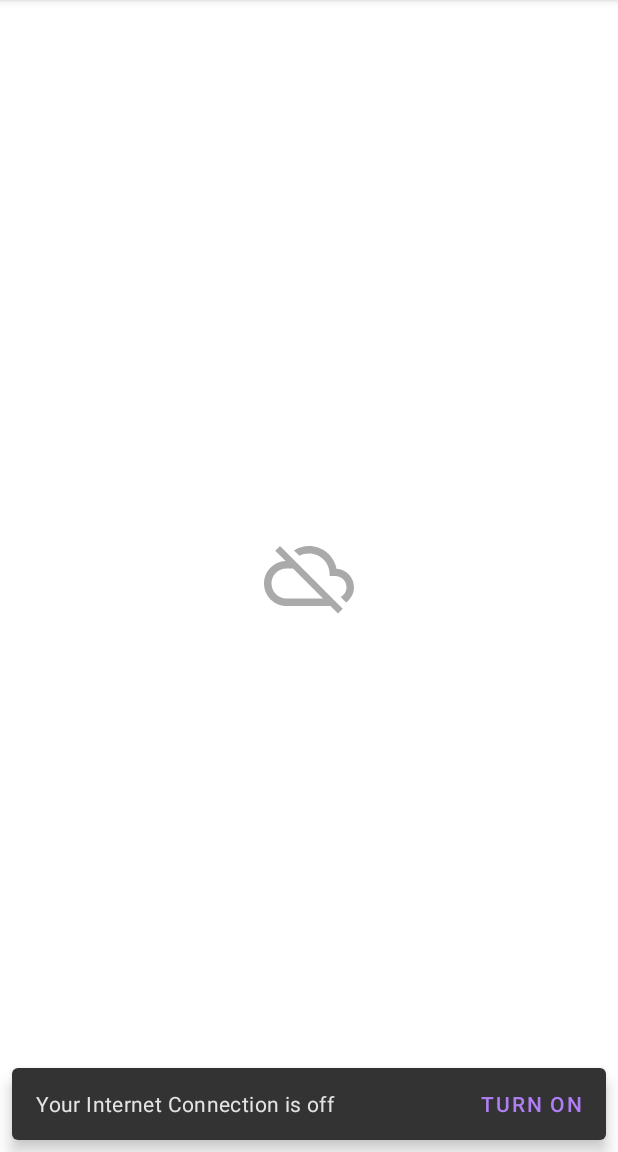
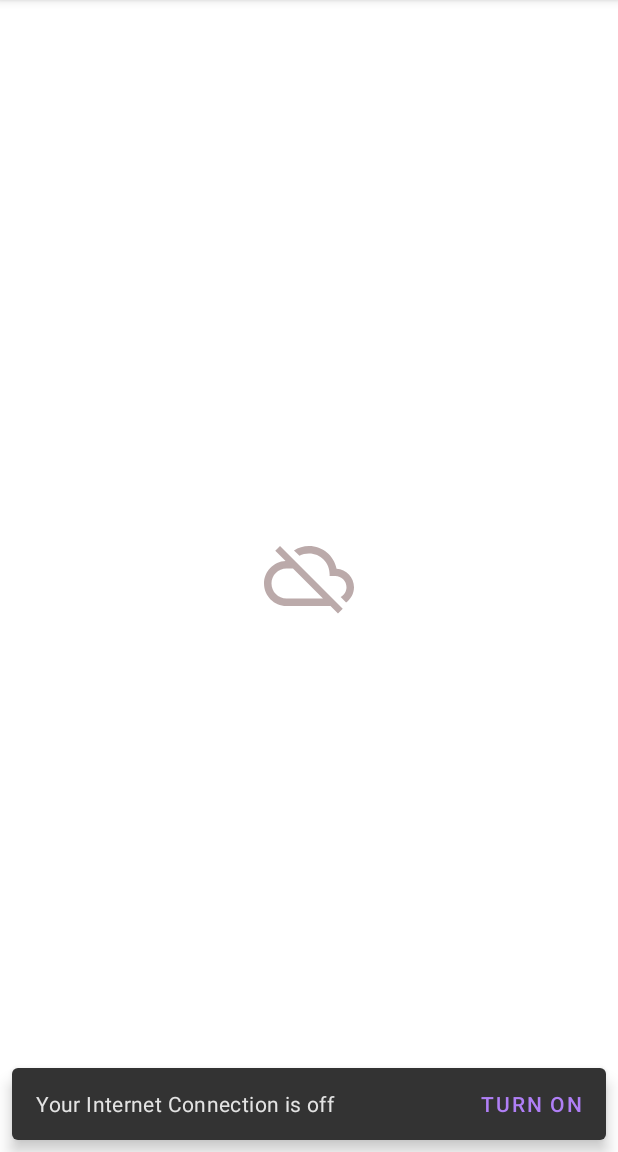
Before and after one commit to kabirnayeem99/Friends, an Android app: the first screen one second after launch (LandingActivity), on a phone screen of 412 x 824 dp, the part 84-1236 px from its top. Run offline under Robolectric (Android 15) with nearby library versions, the light colour scheme and no system bars; our stand-ins replace Dagger/Hilt's generated code.

Commit message:
🗜️ refactor: minor improvements

```diff
--- a/app/src/main/AndroidManifest.xml
+++ b/app/src/main/AndroidManifest.xml
@@ -15,7 +15,8 @@
         android:roundIcon="@mipmap/ic_launcher_round"
         android:supportsRtl="true"
         android:theme="@style/Theme.Friends"
-        tools:remove="android:appComponentFactory">
+        tools:remove="android:appComponentFactory"
+        android:fullBackupContent="@xml/backup_descriptor">
         <activity
             android:name=".ui.UserDetailsActivity"
             android:exported="true"
--- a/app/src/main/java/io/github/kabirnayeem99/friends/data/repo/RandomUserRepository.kt
+++ b/app/src/main/java/io/github/kabirnayeem99/friends/data/repo/RandomUserRepository.kt
@@ -13,7 +13,7 @@ import retrofit2.Callback
 import retrofit2.Response
 import javax.inject.Inject
 
-class RandomUserRepository @Inject constructor(var apiService: ApiService) {
+class RandomUserRepository @Inject constructor(private var apiService: ApiService) {
 
 
     /**
--- a/app/src/main/java/io/github/kabirnayeem99/friends/data/services/ApiService.kt
+++ b/app/src/main/java/io/github/kabirnayeem99/friends/data/services/ApiService.kt
@@ -1,7 +1,6 @@
 package io.github.kabirnayeem99.friends.data.services
 
 import io.github.kabirnayeem99.friends.data.viewobject.ApiResponse
-import io.github.kabirnayeem99.friends.utils.constants.Constants
 import retrofit2.Call
 import retrofit2.http.GET
 import retrofit2.http.Query
--- a/app/src/main/java/io/github/kabirnayeem99/friends/ui/LandingActivity.kt
+++ b/app/src/main/java/io/github/kabirnayeem99/friends/ui/LandingActivity.kt
@@ -42,7 +42,7 @@ class LandingActivity : AppCompatActivity() {
         super.onCreate(savedInstanceState)
         setContentView(R.layout.activity_landing)
         initViews() // initialises the views by their id
-        observeViewModel() // sets up user list data observer from viewmodel
+        observeViewModel() // sets up user list data observer from view model
         setUpRecyclerView() // sets up the recycler view
     }
 
@@ -86,8 +86,8 @@ class LandingActivity : AppCompatActivity() {
                             Log.e(tag, "setUpObserver: ${resource.message}")
                         }
 
-                        // show snackbar based on the error type
-                        showErrorSnackbar()
+                        // show snack bar based on the error type
+                        showErrorSnackBar()
                     }
 
                     is Resource.Success -> {
@@ -115,7 +115,7 @@ class LandingActivity : AppCompatActivity() {
     // shows snack bar based on error type
     // if the error is due to the internet connection is off
     // then it would show to turn on the internet
-    private fun showErrorSnackbar() {
+    private fun showErrorSnackBar() {
 
         val snackBar = Snackbar.make(parentLayout, "Something went wrong", Snackbar.LENGTH_SHORT)
 
--- a/app/src/main/java/io/github/kabirnayeem99/friends/utils/Resource.kt
+++ b/app/src/main/java/io/github/kabirnayeem99/friends/utils/Resource.kt
@@ -14,7 +14,6 @@ package io.github.kabirnayeem99.friends.utils
  *
  * [Loading], which takes no param
  *
- * [NoInternet], which also takes no param
  */
 sealed class Resource<T>(
     val data: T? = null,
--- a/app/src/main/java/io/github/kabirnayeem99/friends/utils/adapters/UserAdapter.kt
+++ b/app/src/main/java/io/github/kabirnayeem99/friends/utils/adapters/UserAdapter.kt
@@ -33,7 +33,7 @@ import javax.inject.Inject
 class UserAdapter @Inject constructor() : RecyclerView.Adapter<UserAdapter.UserViewHolder>() {
 
 
-    inner class UserViewHolder(var view: View) : RecyclerView.ViewHolder(view) {
+    inner class UserViewHolder(private var view: View) : RecyclerView.ViewHolder(view) {
         private val context: Context = view.context
 
         private var tvFullName: TextView = view.findViewById(R.id.tvFullName)
@@ -64,7 +64,7 @@ class UserAdapter @Inject constructor() : RecyclerView.Adapter<UserAdapter.UserV
     }
 
     override fun onCreateViewHolder(parent: ViewGroup, viewType: Int): UserViewHolder {
-        val context = parent.context;
+        val context = parent.context
         val inflater = LayoutInflater.from(context)
 
         val userCard = inflater.inflate(R.layout.list_item_user, parent, false)
@@ -119,7 +119,4 @@ class UserAdapter @Inject constructor() : RecyclerView.Adapter<UserAdapter.UserV
      */
     val differ = AsyncListDiffer(this, diffCallback)
 
-    companion object {
-        private const val TAG = "UserAdapter"
-    }
 }
--- a/app/src/main/java/io/github/kabirnayeem99/friends/utils/constants/Constants.kt
+++ b/app/src/main/java/io/github/kabirnayeem99/friends/utils/constants/Constants.kt
@@ -9,5 +9,5 @@ package io.github.kabirnayeem99.friends.utils.constants
 object Constants {
     const val WIFI_SETTING_ACTION: String = "android.settings.WIFI_SETTINGS"
     const val BASE_URL: String = "https://randomuser.me/api/"
-    const val RANDOM_USER_AMOUNT: Int = 10;
+    const val RANDOM_USER_AMOUNT: Int = 10
 }
--- a/app/src/main/java/io/github/kabirnayeem99/friends/viewmodels/UserViewModel.kt
+++ b/app/src/main/java/io/github/kabirnayeem99/friends/viewmodels/UserViewModel.kt
@@ -10,6 +10,7 @@ import io.github.kabirnayeem99.friends.data.repo.RandomUserRepository
 import io.github.kabirnayeem99.friends.data.viewobject.User
 import io.github.kabirnayeem99.friends.utils.Resource
 import io.github.kabirnayeem99.friends.utils.Utilities
+import io.github.kabirnayeem99.friends.utils.constants.Constants
 import kotlinx.coroutines.*
 import javax.inject.Inject
 
@@ -21,10 +22,10 @@ import javax.inject.Inject
  */
 @HiltViewModel
 class UserViewModel
-@Inject constructor(var repo: RandomUserRepository) : ViewModel() {
+@Inject constructor(private var repo: RandomUserRepository) : ViewModel() {
 
 
-    // viewmodel will hold the state of live data
+    // view model will hold the state of live data
     // so that the configuration change doesn't need
     // a data reload
     // reducing both user annoyance and api reload
@@ -47,7 +48,7 @@ class UserViewModel
 
     // fetches the user list from the repository
     private fun fetchUserList() {
-        userListLiveData = repo.getUserList(userAmount = 10)
+        userListLiveData = repo.getUserList(Constants.RANDOM_USER_AMOUNT)
     }
 
 
--- a/app/src/main/res/drawable/ic_no_internet.xml
+++ b/app/src/main/res/drawable/ic_no_internet.xml
@@ -1,5 +1,10 @@
-<vector android:height="300dp" android:tint="#AAAAAA"
-    android:viewportHeight="24" android:viewportWidth="24"
-    android:width="300dp" xmlns:android="http://schemas.android.com/apk/res/android">
-    <path android:fillColor="@android:color/white" android:pathData="M19.35,10.04C18.67,6.59 15.64,4 12,4c-1.48,0 -2.85,0.43 -4.01,1.17l1.46,1.46C10.21,6.23 11.08,6 12,6c3.04,0 5.5,2.46 5.5,5.5v0.5H19c1.66,0 3,1.34 3,3 0,1.13 -0.64,2.11 -1.56,2.62l1.45,1.45C23.16,18.16 24,16.68 24,15c0,-2.64 -2.05,-4.78 -4.65,-4.96zM3,5.27l2.75,2.74C2.56,8.15 0,10.77 0,14c0,3.31 2.69,6 6,6h11.73l2,2L21,20.73 4.27,4 3,5.27zM7.73,10l8,8H6c-2.21,0 -4,-1.79 -4,-4s1.79,-4 4,-4h1.73z"/>
+<vector xmlns:android="http://schemas.android.com/apk/res/android"
+    android:width="200sp"
+    android:height="200sp"
+    android:tint="#BBAAAA"
+    android:viewportWidth="24"
+    android:viewportHeight="24">
+    <path
+        android:fillColor="@android:color/white"
+        android:pathData="M19.35,10.04C18.67,6.59 15.64,4 12,4c-1.48,0 -2.85,0.43 -4.01,1.17l1.46,1.46C10.21,6.23 11.08,6 12,6c3.04,0 5.5,2.46 5.5,5.5v0.5H19c1.66,0 3,1.34 3,3 0,1.13 -0.64,2.11 -1.56,2.62l1.45,1.45C23.16,18.16 24,16.68 24,15c0,-2.64 -2.05,-4.78 -4.65,-4.96zM3,5.27l2.75,2.74C2.56,8.15 0,10.77 0,14c0,3.31 2.69,6 6,6h11.73l2,2L21,20.73 4.27,4 3,5.27zM7.73,10l8,8H6c-2.21,0 -4,-1.79 -4,-4s1.79,-4 4,-4h1.73z" />
 </vector>
--- a/app/src/main/res/layout-land/list_item_user.xml
+++ b/app/src/main/res/layout-land/list_item_user.xml
@@ -29,7 +29,7 @@
                 android:layout_width="100sp"
                 android:layout_height="100sp"
                 android:layout_marginEnd="8sp"
-                android:contentDescription="Portrait" />
+                android:contentDescription="@string/contentDescriptionUserProfilePhoto" />
 
         </androidx.cardview.widget.CardView>
 
@@ -49,7 +49,6 @@
                 android:layout_width="wrap_content"
                 android:layout_height="wrap_content"
                 android:layout_marginBottom="6sp"
-                android:text="FULL NAME"
                 android:textAlignment="textStart"
                 android:textSize="16sp"
                 android:textStyle="bold" />
@@ -65,13 +64,13 @@
                     android:layout_width="12sp"
                     android:layout_height="12sp"
                     android:layout_marginEnd="4sp"
+                    android:contentDescription="@string/map_icon"
                     android:src="@drawable/ic_map" />
 
                 <TextView
                     android:id="@+id/tvCountry"
                     android:layout_width="wrap_content"
                     android:layout_height="wrap_content"
-                    android:text="COUNTRY"
                     android:textAlignment="textStart"
                     android:textSize="14sp" />
             </LinearLayout>
--- a/app/src/main/res/layout/list_item_user.xml
+++ b/app/src/main/res/layout/list_item_user.xml
@@ -29,7 +29,7 @@
                 android:layout_width="100sp"
                 android:layout_height="100sp"
                 android:layout_marginEnd="8sp"
-                android:contentDescription="Portrait" />
+                android:contentDescription="@string/contentDescriptionUserProfilePhoto" />
 
         </androidx.cardview.widget.CardView>
 
@@ -49,7 +49,7 @@
                 android:layout_width="wrap_content"
                 android:layout_height="wrap_content"
                 android:layout_marginBottom="6sp"
-                android:text="FULL NAME"
+                android:text="@string/full_name"
                 android:textAlignment="textStart"
                 android:textSize="16sp"
                 android:textStyle="bold" />
@@ -71,7 +71,7 @@
                     android:id="@+id/tvCountry"
                     android:layout_width="wrap_content"
                     android:layout_height="wrap_content"
-                    android:text="COUNTRY"
+                    android:text="@string/city_state_and_country"
                     android:textAlignment="textStart"
                     android:textSize="14sp" />
             </LinearLayout>
--- /dev/null
+++ b/app/src/main/res/xml/backup_descriptor.xml
@@ -0,0 +1,4 @@
+<?xml version="1.0" encoding="utf-8"?>
+<full-backup-content>
+    <!-- Exclude specific shared preferences that contain GCM registration Id -->
+</full-backup-content>
```
Also changed, not shown: app/src/main/java/io/github/kabirnayeem99/friends/ui/UserDetailsActivity.kt (+8 -8 lines), app/src/main/res/layout-land/activity_user_details.xml (+6 -14 lines), app/src/main/res/layout/activity_user_details.xml (+7 -10 lines), app/src/main/res/values/strings.xml (+7 -0 lines), 1 other file.
